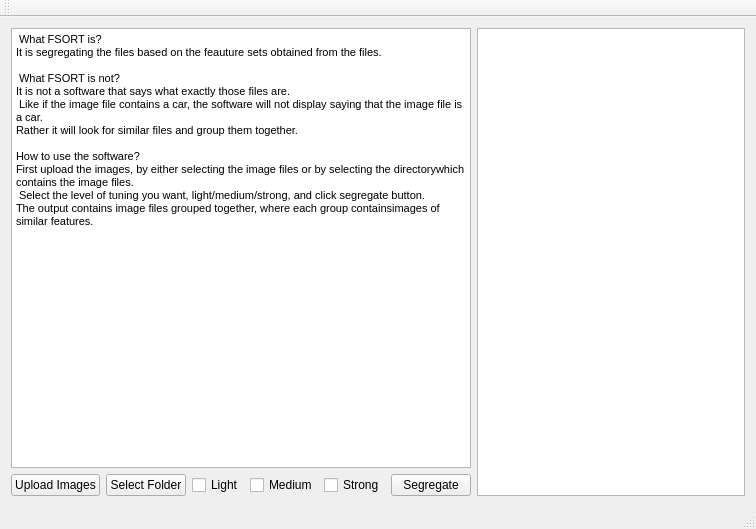
Above: src/ui/fsort/mainwindow.ui from manuhg/fsort before the change. Below: the same form after it.
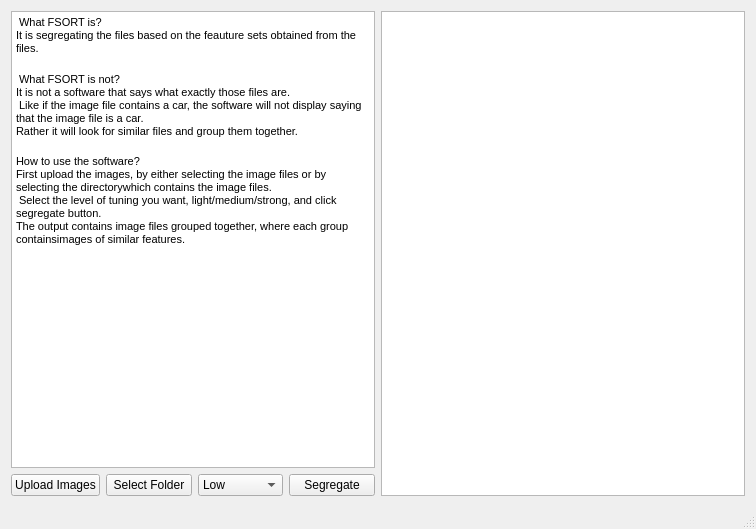
That is the form after the change.

Commit message: combo box ready, and other small changes

```diff
--- a/src/ui/fsort/mainwindow.ui
+++ b/src/ui/fsort/mainwindow.ui
@@ -48,10 +48,10 @@
          <string>&lt;!DOCTYPE HTML PUBLIC &quot;-//W3C//DTD HTML 4.0//EN&quot; &quot;http://www.w3.org/TR/REC-html40/strict.dtd&quot;&gt;
 &lt;html&gt;&lt;head&gt;&lt;meta name=&quot;qrichtext&quot; content=&quot;1&quot; /&gt;&lt;style type=&quot;text/css&quot;&gt;
 p, li { white-space: pre-wrap; }
-&lt;/style&gt;&lt;/head&gt;&lt;body style=&quot; font-family:'MS Shell Dlg 2'; font-size:8.25pt; font-weight:400; font-style:normal;&quot;&gt;
-&lt;p style=&quot; margin-top:0px; margin-bottom:0px; margin-left:0px; margin-right:0px; -qt-block-indent:0; text-indent:0px;&quot;&gt;&lt;span style=&quot; font-size:8pt;&quot;&gt; What FSORT is?&lt;br /&gt;&lt;/span&gt;It is segregating the files based on the feauture sets obtained from the files.&lt;br /&gt;&lt;/p&gt;
-&lt;p style=&quot; margin-top:0px; margin-bottom:0px; margin-left:0px; margin-right:0px; -qt-block-indent:0; text-indent:0px;&quot;&gt;&lt;span style=&quot; font-size:8pt;&quot;&gt; What FSORT is not?&lt;br /&gt;&lt;/span&gt;It is not a software that says what exactly those files are.&lt;br /&gt; Like if the image file contains a car, the software will not display saying that the image file is a car. &lt;br /&gt;Rather it will look for similar files and group them together.&lt;/p&gt;
-&lt;p style=&quot; margin-top:0px; margin-bottom:0px; margin-left:0px; margin-right:0px; -qt-block-indent:0; text-indent:0px;&quot;&gt;&lt;span style=&quot; font-size:8pt;&quot;&gt;&lt;br /&gt;How to use the software?&lt;/span&gt;&lt;br /&gt;First upload the images, by either selecting the image files or by selecting the directorywhich contains the image files.&lt;br /&gt; Select the level of tuning you want, light/medium/strong, and click segregate button. &lt;br /&gt;The output contains image files grouped together, where each group containsimages of similar features.&lt;br /&gt; &lt;/p&gt;&lt;/body&gt;&lt;/html&gt;</string>
+&lt;/style&gt;&lt;/head&gt;&lt;body style=&quot; font-family:'Ubuntu'; font-size:11pt; font-weight:400; font-style:normal;&quot;&gt;
+&lt;p style=&quot; margin-top:0px; margin-bottom:0px; margin-left:0px; margin-right:0px; -qt-block-indent:0; text-indent:0px;&quot;&gt;&lt;span style=&quot; font-family:'MS Shell Dlg 2'; font-size:8pt;&quot;&gt; What FSORT is?&lt;br /&gt;&lt;/span&gt;&lt;span style=&quot; font-family:'MS Shell Dlg 2'; font-size:8.25pt;&quot;&gt;It is segregating the files based on the feauture sets obtained from the files.&lt;br /&gt;&lt;/span&gt;&lt;/p&gt;
+&lt;p style=&quot; margin-top:0px; margin-bottom:0px; margin-left:0px; margin-right:0px; -qt-block-indent:0; text-indent:0px;&quot;&gt;&lt;span style=&quot; font-family:'MS Shell Dlg 2'; font-size:8pt;&quot;&gt; What FSORT is not?&lt;br /&gt;&lt;/span&gt;&lt;span style=&quot; font-family:'MS Shell Dlg 2'; font-size:8.25pt;&quot;&gt;It is not a software that says what exactly those files are.&lt;br /&gt; Like if the image file contains a car, the software will not display saying that the image file is a car. &lt;br /&gt;Rather it will look for similar files and group them together.&lt;/span&gt;&lt;/p&gt;
+&lt;p style=&quot; margin-top:0px; margin-bottom:0px; margin-left:0px; margin-right:0px; -qt-block-indent:0; text-indent:0px;&quot;&gt;&lt;span style=&quot; font-family:'MS Shell Dlg 2'; font-size:8pt;&quot;&gt;&lt;br /&gt;How to use the software?&lt;/span&gt;&lt;span style=&quot; font-family:'MS Shell Dlg 2'; font-size:8.25pt;&quot;&gt;&lt;br /&gt;First upload the images, by either selecting the image files or by selecting the directorywhich contains the image files.&lt;br /&gt; Select the level of tuning you want, light/medium/strong, and click segregate button. &lt;br /&gt;The output contains image files grouped together, where each group containsimages of similar features.&lt;br /&gt; &lt;/span&gt;&lt;/p&gt;&lt;/body&gt;&lt;/html&gt;</string>
         </property>
        </widget>
       </item>
@@ -91,24 +91,22 @@
          </widget>
         </item>
         <item>
-         <widget class="QCheckBox" name="checkBox">
+         <widget class="QComboBox" name="comboBox">
+          <item>
           <property name="text">
-           <string>Light</string>
-          </property>
-         </widget>
+            <string>Low</string>
+           </property>
         </item>
         <item>
-         <widget class="QCheckBox" name="checkBox_2">
           <property name="text">
            <string>Medium</string>
           </property>
-         </widget>
         </item>
         <item>
-         <widget class="QCheckBox" name="checkBox_3">
           <property name="text">
-           <string>Strong</string>
-          </property>
+            <string>High</string>
+           </property>
+          </item>
          </widget>
         </item>
         <item>
@@ -127,17 +125,6 @@
     </item>
    </layout>
   </widget>
-  <widget class="QToolBar" name="toolBar">
-   <property name="windowTitle">
-    <string>toolBar</string>
-   </property>
-   <attribute name="toolBarArea">
-    <enum>TopToolBarArea</enum>
-   </attribute>
-   <attribute name="toolBarBreak">
-    <bool>false</bool>
-   </attribute>
-  </widget>
   <widget class="QStatusBar" name="statusBar"/>
  </widget>
  <layoutdefault spacing="6" margin="11"/>
```
Lines whose indentation alone changed are shown as unchanged. The commit also changes 3 other files.
